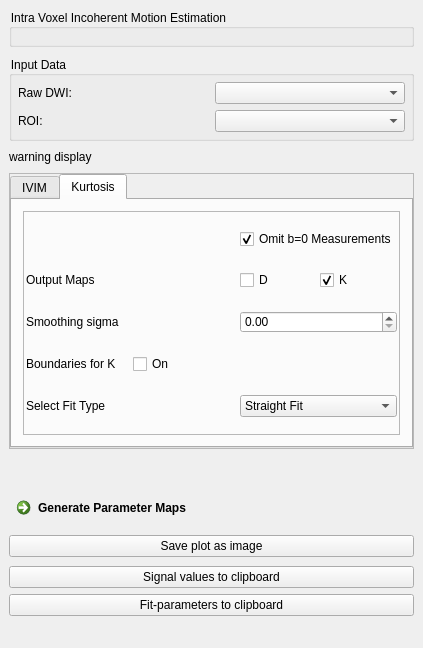
Before: the Qt Designer form Plugins/org.mitk.gui.qt.diffusionimaging.ivim/src/internal/QmitkIVIMViewControls.ui in MIC-DKFZ/MITK-Diffusion, drawn with Qt 5.
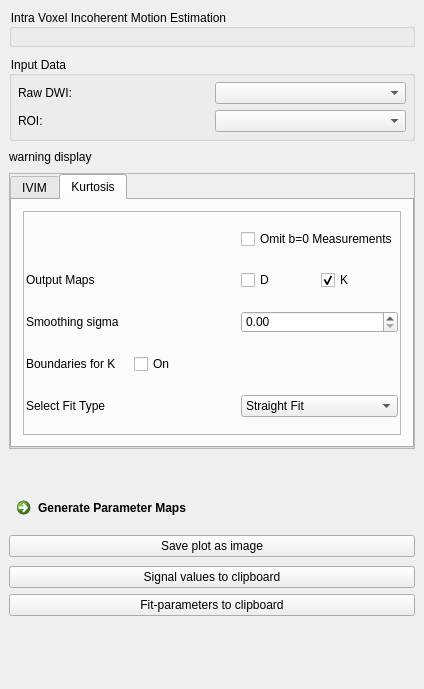
After: the same form once the commit is applied. The open tabs and pages were chosen to show the change. Custom widgets are drawn as their Qt base class.

Patch:
```diff
--- a/Plugins/org.mitk.gui.qt.diffusionimaging.ivim/src/internal/QmitkIVIMViewControls.ui
+++ b/Plugins/org.mitk.gui.qt.diffusionimaging.ivim/src/internal/QmitkIVIMViewControls.ui
@@ -6,8 +6,8 @@
    <rect>
     <x>0</x>
     <y>0</y>
-    <width>423</width>
-    <height>648</height>
+    <width>424</width>
+    <height>689</height>
    </rect>
   </property>
   <property name="minimumSize">
@@ -905,7 +905,7 @@
                   <string>Omit b=0 Measurements</string>
                  </property>
                  <property name="checked">
-                  <bool>true</bool>
+                  <bool>false</bool>
                  </property>
                 </widget>
                </item>
```
